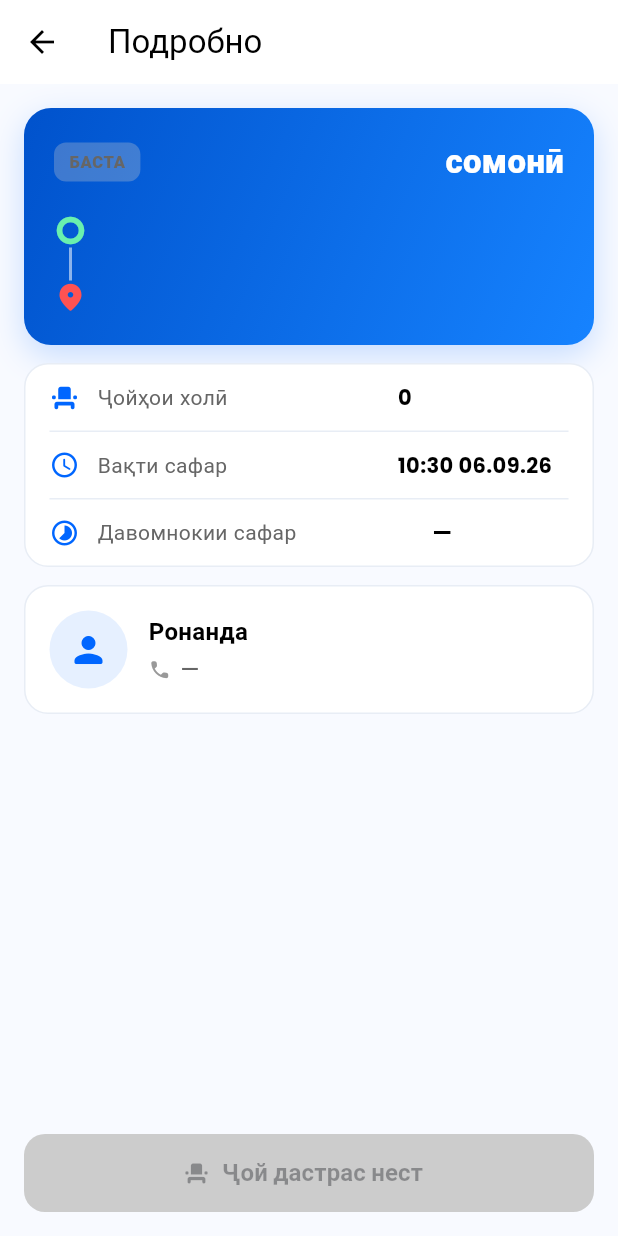
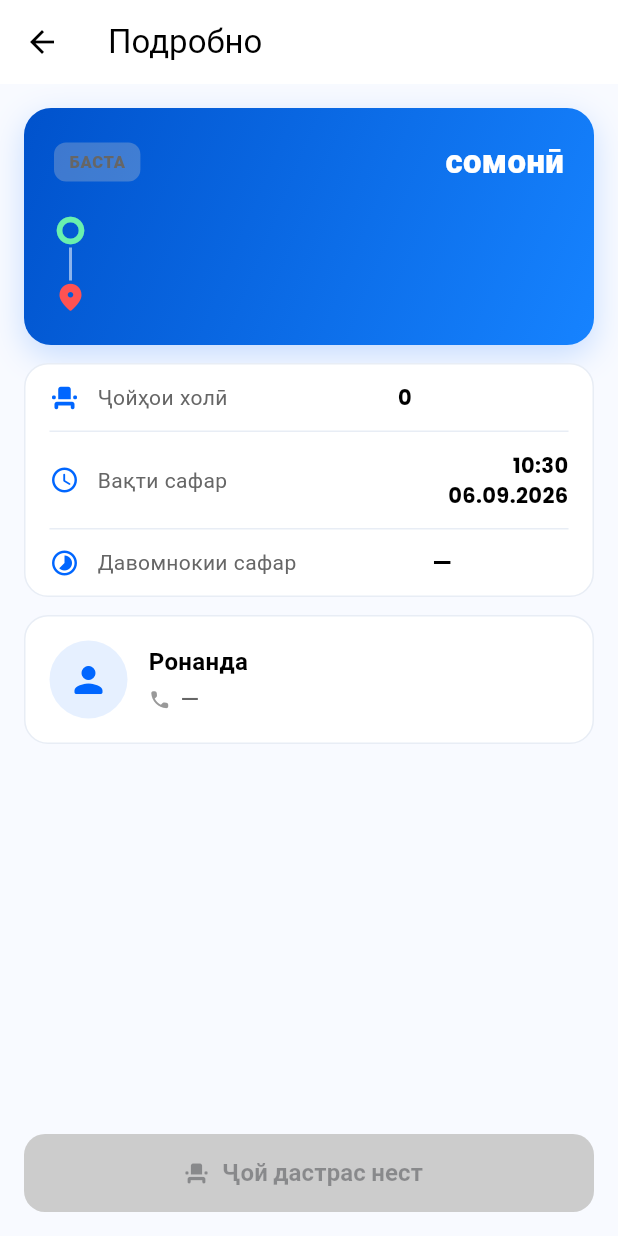
Before and after one commit to anisabdusamad-sys/intertaxi, a Flutter app: the TripDetailScreen screen opened directly with empty values, on a phone screen of 412 x 824 dp. Run offline on Flutter 3.47's test engine with Material 3 defaults, Android fonts, the phone set to English and light mode, and no system bars; our stand-ins replace flutter_map, flutter_tts, geolocator, google_fonts, image_picker, latlong2 and 2 more; accounts and stored records are empty.

Commit message:
show full departure time

```diff
--- a/intertaxi/lib/screens/trip_detail_screen.dart
+++ b/intertaxi/lib/screens/trip_detail_screen.dart
@@ -44,8 +44,7 @@ class _TripDetailScreenState extends State<TripDetailScreen> {
     final minute = parsed.minute.toString().padLeft(2, '0');
     final day = parsed.day.toString().padLeft(2, '0');
     final month = parsed.month.toString().padLeft(2, '0');
-    final year = (parsed.year % 100).toString().padLeft(2, '0');
-    return '$hour:$minute $day.$month.$year';
+    return '$hour:$minute $day.$month.${parsed.year}';
   }
 
   int get _durationMinutes =>
@@ -401,8 +400,7 @@ class _TripDetailScreenState extends State<TripDetailScreen> {
             child: Text(
               value,
               textAlign: TextAlign.end,
-              maxLines: 1,
-              overflow: TextOverflow.ellipsis,
+              softWrap: true,
               style: const TextStyle(
                 fontSize: 14,
                 fontWeight: FontWeight.w700,
```
